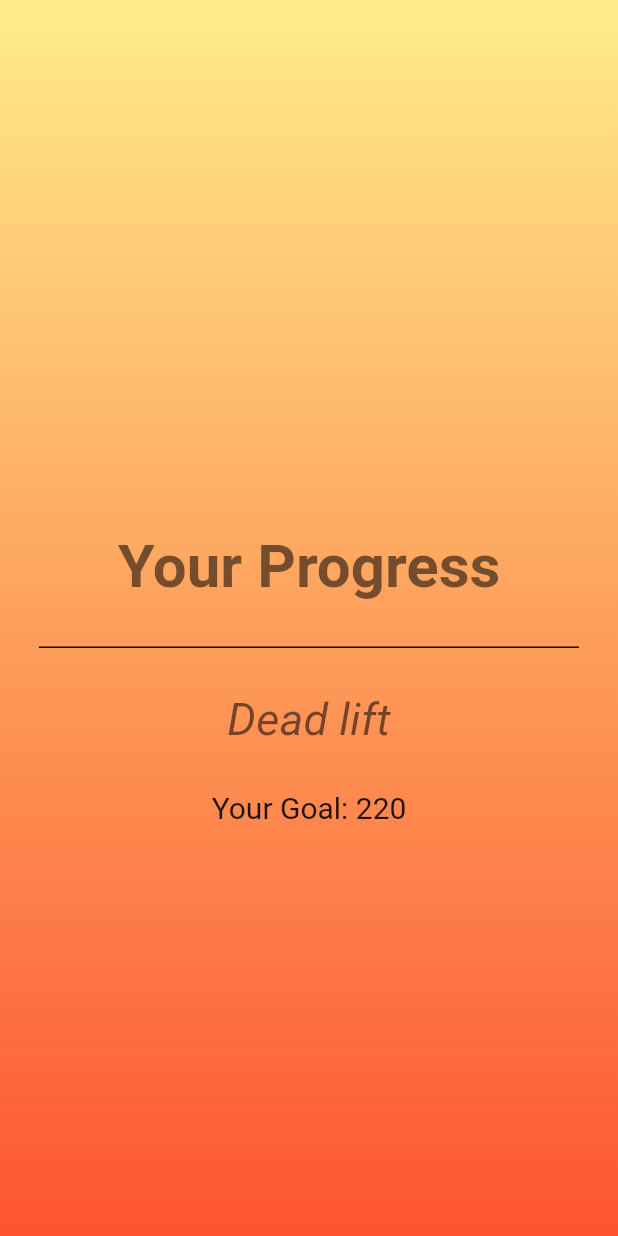
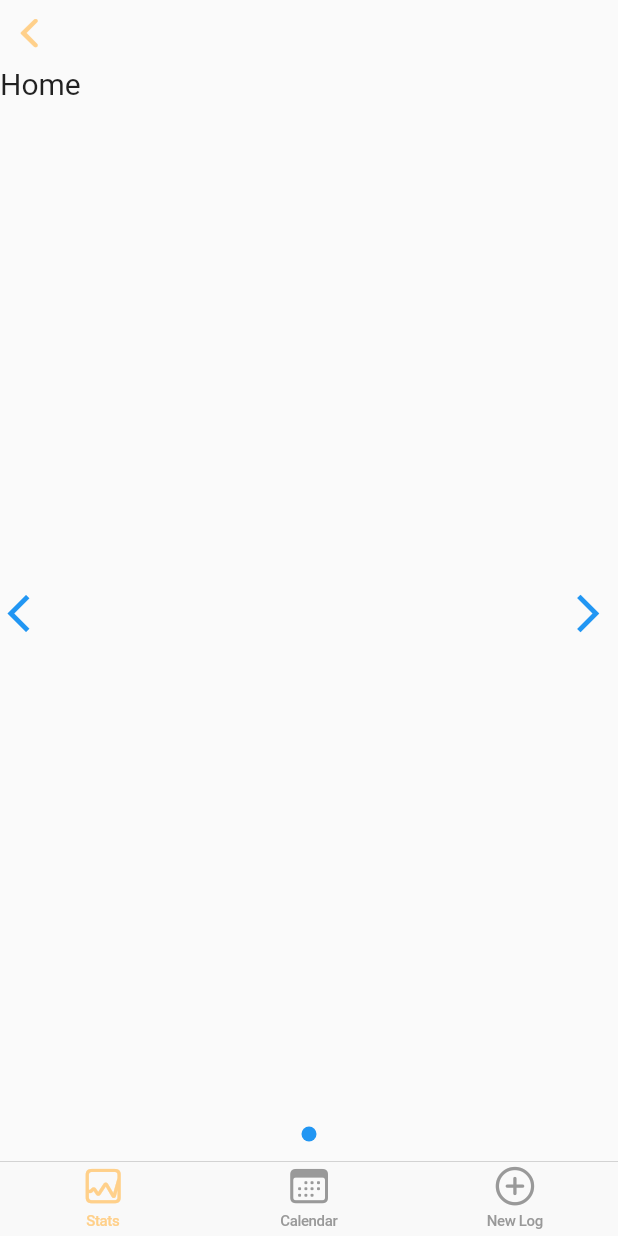
Before and after one commit to acm-projects/Progression, a Flutter app: the MainPage screen opened directly, on a phone screen of 412 x 824 dp. Run offline on Flutter 3.47's test engine with Material 2 defaults, Android fonts, the phone set to English and light mode, and no system bars; our stand-ins replace flutter_swiper_null_safety; Roboto replaces fonts that are missing (Montserrat).

Commit message:
Adds a lot of files might be broken and need fixing

```diff
--- /dev/null
+++ b/lib/UI/swiper.dart
@@ -0,0 +1,29 @@
+import 'package:flutter/material.dart';
+import 'package:flutter_swiper_null_safety/flutter_swiper_null_safety.dart';
+
+class MakeSwiper extends StatelessWidget {
+  const MakeSwiper({Key? key, required this.steps}) : super(key: key);
+  final List<Widget> steps;
+
+  @override
+  Widget build(BuildContext context) {
+    return Scaffold(
+
+      body: SafeArea(
+        top: true,
+        bottom: true,
+        child: Swiper(
+          itemBuilder: (BuildContext context, int index) {
+            return steps[index];
+          },
+          loop: true,
+          itemCount: steps.length,
+          control: const SwiperControl(),
+          autoplay: false,
+          scrollDirection: Axis.horizontal,
+          pagination: const SwiperPagination(),
+        ),
+      ),
+    );
+  }
+}
--- a/lib/UI/text_entry_field.dart
+++ b/lib/UI/text_entry_field.dart
@@ -22,14 +22,13 @@ class _TextEntryState extends State<TextEntry> {
   }
 
   @override
-Widget build(BuildContext context) {
+  void dispose() {
+    _textController.dispose();
+    super.dispose();
+  }
 
-    @override
-    void dispose() {
-      _textController.dispose();
-      super.dispose();
-    }
-
+  @override
+  Widget build(BuildContext context) {
     return CupertinoTextField.borderless(
       controller: _textController,
       decoration: BoxDecoration(
--- a/lib/main.dart
+++ b/lib/main.dart
@@ -2,7 +2,7 @@ import 'package:flutter/cupertino.dart';
 import 'package:flutter/material.dart';
 import 'package:flutter/painting.dart';
 
-import './pages/login_page.dart';
+import './pages/main_page.dart';
 
 void main () => runApp(const MyApp());
 
@@ -24,7 +24,7 @@ class MyApp extends StatelessWidget {
         // Still more slots if we need to add more colors or accents
         colorScheme: const ColorScheme.highContrastLight(
             // Primary green color
-          primary: Color.fromRGBO(255, 236, 138, 1.0),
+          primary: Color.fromRGBO(255, 208, 138, 1.0),
             // Other blue color we were using as accent
           secondary: Color.fromRGBO(253, 84, 47, 1),
             // A transparent color
@@ -55,7 +55,7 @@ class MyApp extends StatelessWidget {
 
       // The page your testing
       // Will eventually be the starting page
-      home: const LoginPage(),
+      home: const MainPage(),
 
     );
   }
--- a/lib/pages/main_page.dart
+++ b/lib/pages/main_page.dart
@@ -1,61 +1,33 @@
+import 'package:flutter/cupertino.dart';
 import 'package:flutter/material.dart';
-import '../UI/background.dart';
+import '../tabs/all_tabs.dart';
 
 class MainPage extends StatelessWidget {
   const MainPage({Key? key}) : super(key: key);
 
+  static final List<Widget> _list = [
+    const HomeTab(list: [Text('Home')],),
+
+  ];
+
   @override
   Widget build(BuildContext context) {
-    return Stack(
-      children: [
-        const Background(),
+    return CupertinoPageScaffold(
+      navigationBar: const CupertinoNavigationBar(
 
-        Column(
-          mainAxisAlignment: MainAxisAlignment.center,
-          crossAxisAlignment: CrossAxisAlignment.center,
-          children: [
-
-            const Padding(padding: EdgeInsets.symmetric(vertical: 40.0)),
-
-            Text(
-              'Your Progress',
-              style: Theme.of(context).textTheme.headline1,
-            ),
-
-            const Padding(padding: EdgeInsets.symmetric(vertical: 15.0)),
-
-            SizedBox(
-              width: 360,
-              height: 1,
-              child: Container(
-                color: Theme.of(context).colorScheme.onBackground,
-              ),
-            ),
-
-            const Padding(padding: EdgeInsets.symmetric(vertical: 15.0)),
-
-            Text(
-              'Dead lift',
-              style: Theme.of(context).textTheme.headline2,
-            ),
-
-            const Padding(padding: EdgeInsets.symmetric(vertical: 15.0)),
-
-            Text(
-              'Your Goal: 220',
-              style: Theme.of(context).textTheme.bodyText2,
-            ),
-
-            SizedBox(
-              child: Row(),
-            ),
-
-            SizedBox(
-              child: Row(),
-            ),
-          ],
-        ),
-      ],
+      ),
+      child: CupertinoTabScaffold(
+          tabBar: CupertinoTabBar(
+            items: const [
+              BottomNavigationBarItem(icon: Icon(CupertinoIcons.graph_square), label: 'Stats'),
+              BottomNavigationBarItem(icon: Icon(CupertinoIcons.calendar), label: 'Calendar'),
+              BottomNavigationBarItem(icon: Icon(CupertinoIcons.plus_circle), label: 'New Log'),
+            ],
+          ),
+          tabBuilder: (BuildContext context, index) {
+            return _list[index];
+          },
+      ),
     );
   }
 }
--- /dev/null
+++ b/lib/tabs/all_tabs.dart
@@ -0,0 +1,3 @@
+export 'calendar_tab.dart';
+export 'home_tab.dart';
+export 'new_log_tab.dart';
--- /dev/null
+++ b/lib/tabs/home_tab.dart
@@ -0,0 +1,33 @@
+import 'package:flutter/material.dart';
+import 'package:flutter/cupertino.dart';
+import '../UI/background.dart';
+import '../UI/swiper.dart';
+
+class HomeTab extends StatefulWidget {
+  const HomeTab({Key? key, required this.list}) : super(key: key);
+
+  final List<Widget> list;
+
+  @override
+  _HomeTabState createState() => _HomeTabState();
+}
+
+class _HomeTabState extends State<HomeTab> {
+
+  @override
+  Widget build(BuildContext context) {
+
+    return Stack (
+      children: [
+        const Background(),
+
+        SizedBox(
+
+          child: MakeSwiper(
+            steps: widget.list,
+          ),
+        ),
+      ],
+    );
+  }
+}
--- a/pubspec.yaml
+++ b/pubspec.yaml
@@ -34,6 +34,8 @@ dependencies:
   # The following adds the Cupertino Icons font to your application.
   # Use with the CupertinoIcons class for iOS style icons.
   cupertino_icons: ^1.0.2
+  draw_graph: ^1.0.0
+  flutter_swiper_null_safety: ^1.0.2
 
 dev_dependencies:
   flutter_test:
```
Also changed, not shown: lib/UI/graph.dart (added), pubspec.lock.
